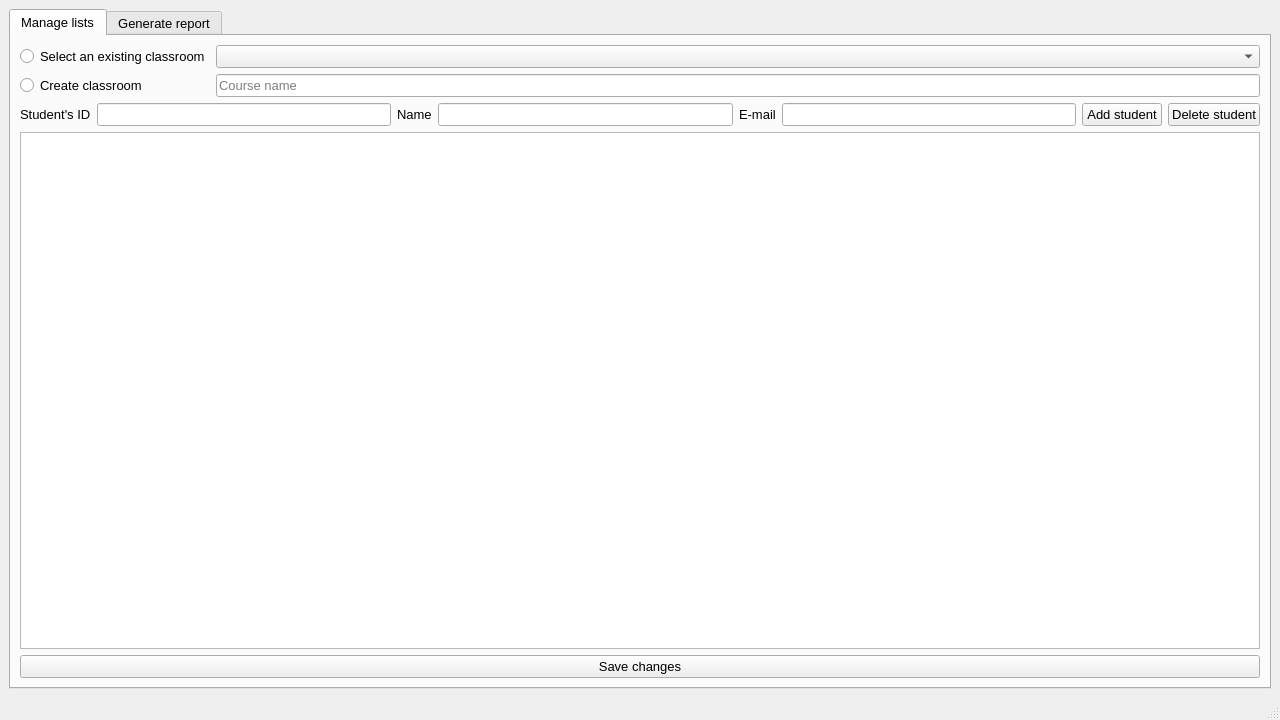
This is app/presentation/view.ui in Isaac-PM/student-list-control as Qt 5 draws it before an edit. The edited form follows.
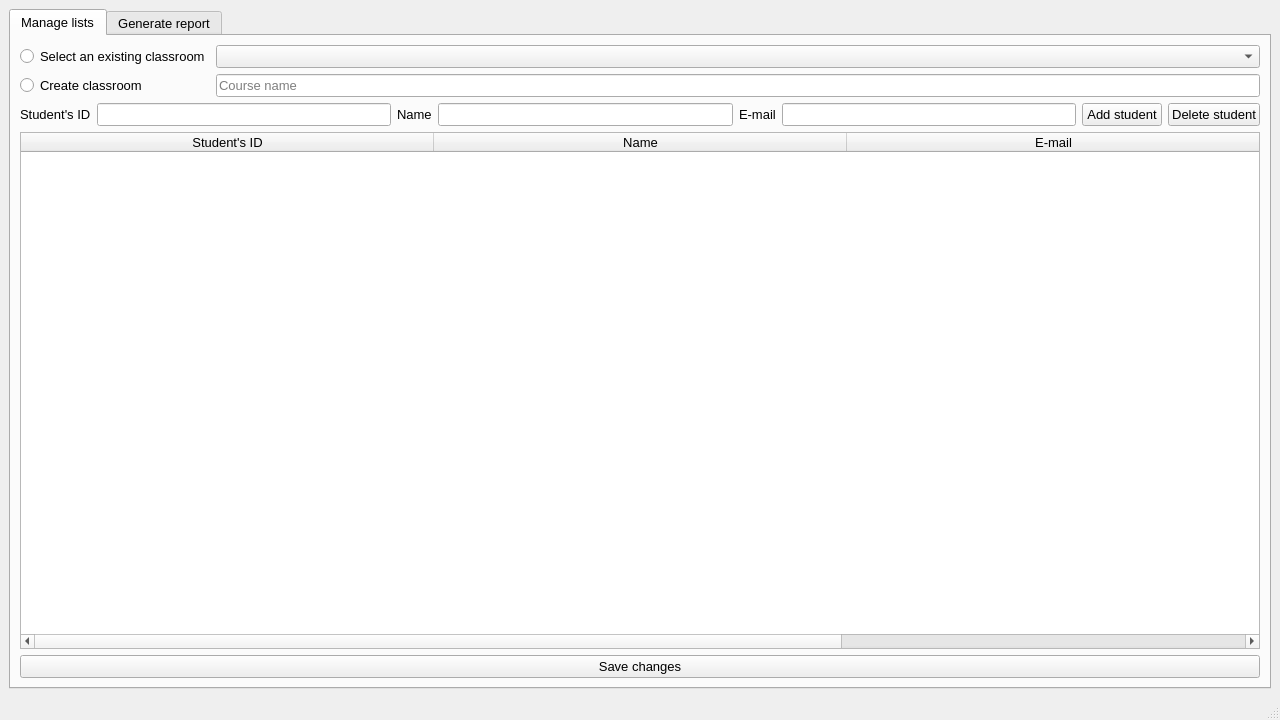
This is the edited form.

```diff
--- a/app/presentation/view.ui
+++ b/app/presentation/view.ui
@@ -116,7 +116,31 @@
          </layout>
         </item>
         <item row="3" column="0">
-         <widget class="QTableWidget" name="student_table"/>
+         <widget class="QTableWidget" name="student_table">
+          <property name="font">
+           <font>
+            <pointsize>10</pointsize>
+           </font>
+          </property>
+          <attribute name="horizontalHeaderDefaultSectionSize">
+           <number>413</number>
+          </attribute>
+          <column>
+           <property name="text">
+            <string>Student's ID</string>
+           </property>
+          </column>
+          <column>
+           <property name="text">
+            <string>Name</string>
+           </property>
+          </column>
+          <column>
+           <property name="text">
+            <string>E-mail</string>
+           </property>
+          </column>
+         </widget>
         </item>
        </layout>
       </widget>
```
